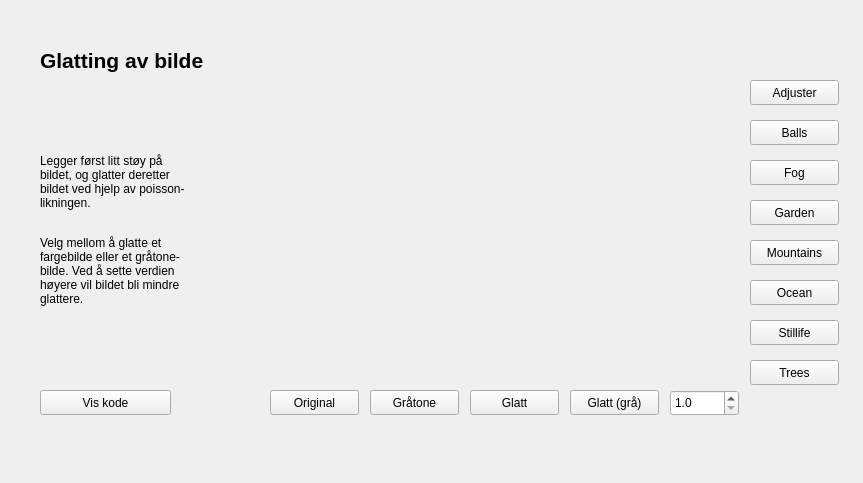
Before: the Qt Designer form src/GUI/UI/blur.ui in jegerud/Sciprog2020project, drawn with Qt 5.
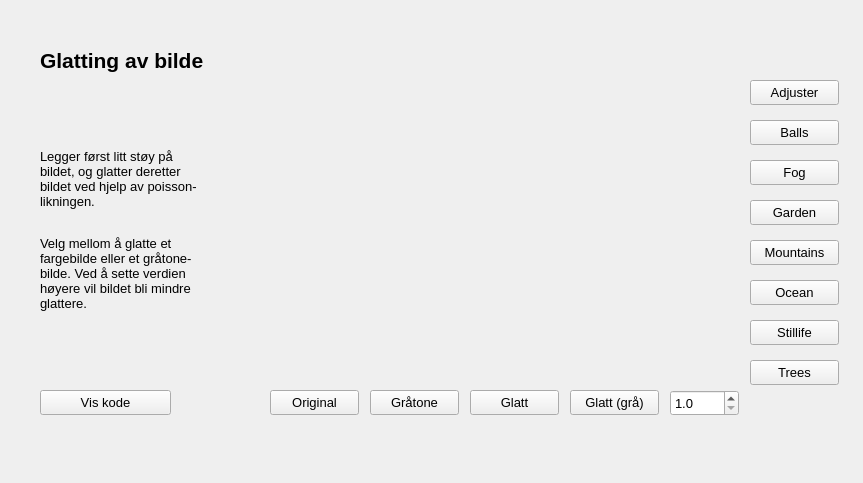
After: the same form once the commit is applied. Icons and pictures are not drawn.

What changed in the file:
```diff
--- a/src/GUI/UI/blur.ui
+++ b/src/GUI/UI/blur.ui
@@ -22,6 +22,11 @@
      <height>25</height>
     </rect>
    </property>
+   <property name="font">
+    <font>
+     <pointsize>10</pointsize>
+    </font>
+   </property>
    <property name="text">
     <string>Gråtone</string>
    </property>
@@ -35,6 +40,11 @@
      <height>25</height>
     </rect>
    </property>
+   <property name="font">
+    <font>
+     <pointsize>10</pointsize>
+    </font>
+   </property>
    <property name="text">
     <string>Garden</string>
    </property>
@@ -48,6 +58,11 @@
      <height>25</height>
     </rect>
    </property>
+   <property name="font">
+    <font>
+     <pointsize>10</pointsize>
+    </font>
+   </property>
    <property name="text">
     <string>Ocean</string>
    </property>
@@ -61,6 +76,11 @@
      <height>25</height>
     </rect>
    </property>
+   <property name="font">
+    <font>
+     <pointsize>10</pointsize>
+    </font>
+   </property>
    <property name="text">
     <string>Stillife</string>
    </property>
@@ -74,6 +94,11 @@
      <height>25</height>
     </rect>
    </property>
+   <property name="font">
+    <font>
+     <pointsize>10</pointsize>
+    </font>
+   </property>
    <property name="text">
     <string>Glatt</string>
    </property>
@@ -87,6 +112,11 @@
      <height>26</height>
     </rect>
    </property>
+   <property name="font">
+    <font>
+     <pointsize>10</pointsize>
+    </font>
+   </property>
    <property name="decimals">
     <number>1</number>
    </property>
@@ -109,6 +139,11 @@
      <height>25</height>
     </rect>
    </property>
+   <property name="font">
+    <font>
+     <pointsize>10</pointsize>
+    </font>
+   </property>
    <property name="text">
     <string>Original</string>
    </property>
@@ -144,6 +179,11 @@
      <height>25</height>
     </rect>
    </property>
+   <property name="font">
+    <font>
+     <pointsize>10</pointsize>
+    </font>
+   </property>
    <property name="text">
     <string>Mountains</string>
    </property>
@@ -157,6 +197,11 @@
      <height>241</height>
     </rect>
    </property>
+   <property name="font">
+    <font>
+     <pointsize>10</pointsize>
+    </font>
+   </property>
    <property name="text">
     <string>&lt;html&gt;&lt;head/&gt;&lt;body&gt;&lt;p&gt;Legger først litt støy på &lt;br/&gt;bildet, og glatter deretter&lt;br/&gt;bildet ved hjelp av poisson-&lt;br/&gt;likningen.&lt;/p&gt;&lt;p&gt;&lt;br/&gt;Velg mellom å glatte et &lt;br/&gt;fargebilde eller et gråtone-&lt;br/&gt;bilde. Ved å sette verdien&lt;br/&gt;høyere vil bildet bli mindre&lt;br/&gt;glattere.&lt;/p&gt;&lt;/body&gt;&lt;/html&gt;</string>
    </property>
@@ -173,6 +218,11 @@
      <height>25</height>
     </rect>
    </property>
+   <property name="font">
+    <font>
+     <pointsize>10</pointsize>
+    </font>
+   </property>
    <property name="text">
     <string>Balls</string>
    </property>
@@ -186,6 +236,11 @@
      <height>25</height>
     </rect>
    </property>
+   <property name="font">
+    <font>
+     <pointsize>10</pointsize>
+    </font>
+   </property>
    <property name="text">
     <string>Adjuster</string>
    </property>
@@ -199,6 +254,11 @@
      <height>25</height>
     </rect>
    </property>
+   <property name="font">
+    <font>
+     <pointsize>10</pointsize>
+    </font>
+   </property>
    <property name="text">
     <string>Vis kode</string>
    </property>
@@ -212,6 +272,11 @@
      <height>25</height>
     </rect>
    </property>
+   <property name="font">
+    <font>
+     <pointsize>10</pointsize>
+    </font>
+   </property>
    <property name="text">
     <string>Fog</string>
    </property>
@@ -225,6 +290,11 @@
      <height>25</height>
     </rect>
    </property>
+   <property name="font">
+    <font>
+     <pointsize>10</pointsize>
+    </font>
+   </property>
    <property name="text">
     <string>Trees</string>
    </property>
@@ -238,6 +308,11 @@
      <height>25</height>
     </rect>
    </property>
+   <property name="font">
+    <font>
+     <pointsize>10</pointsize>
+    </font>
+   </property>
    <property name="text">
     <string>Glatt (grå)</string>
    </property>
```
